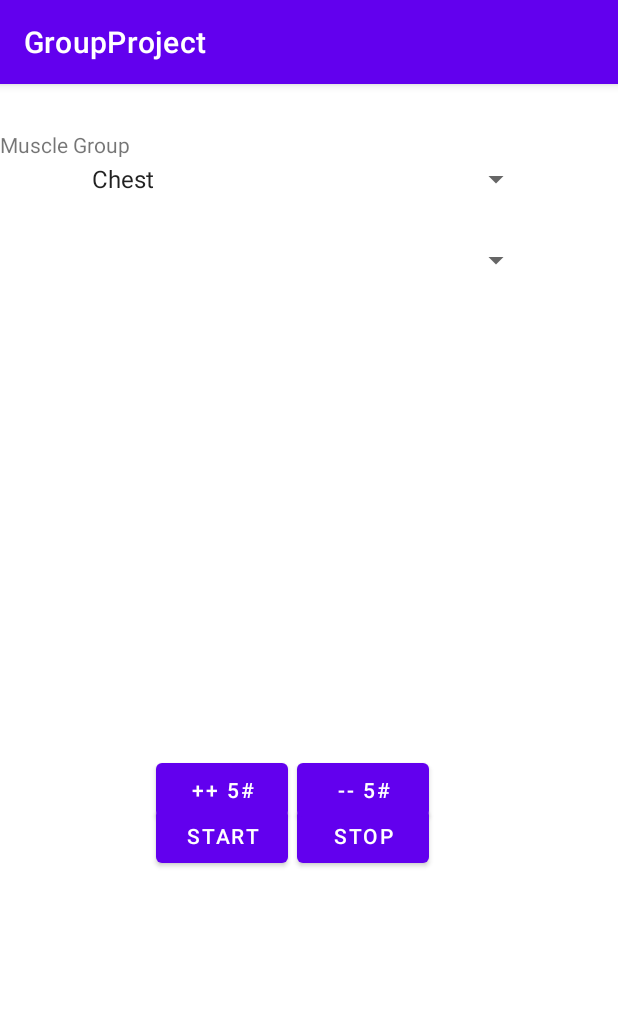
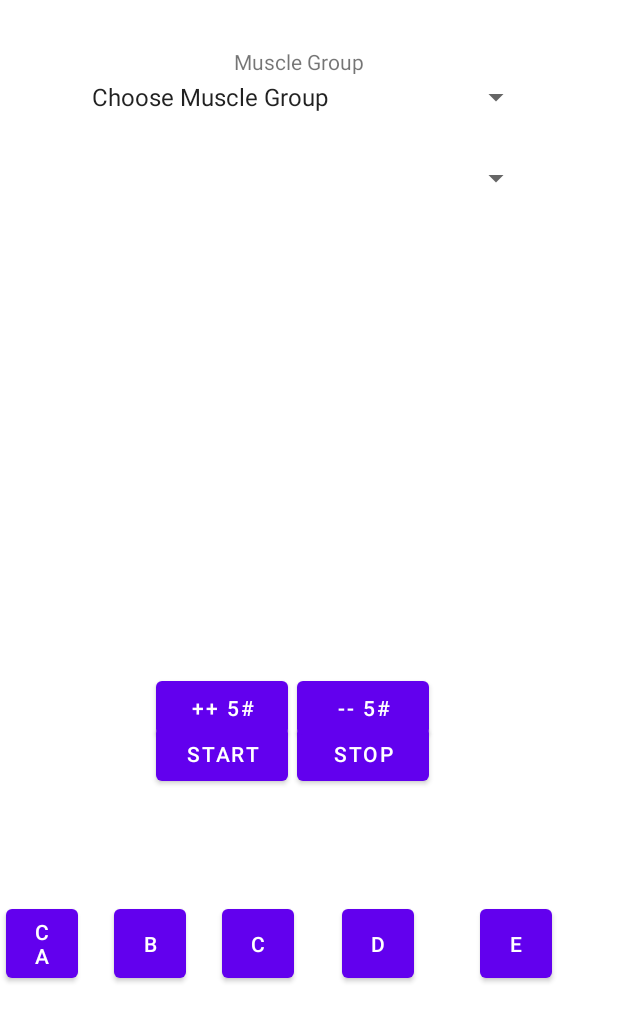
Before and after one commit to ZacMalone16/COP4656-GroupProject, an Android app: the screen it shows after launch (MainActivity), after a tap on "ADD NEW WORKOUT", on a phone screen of 412 x 824 dp. Shown: the top 1022 px of the screen. Run offline under Robolectric (Android 15) with nearby library versions, the phone set to English and light mode, and no system bars.

Commit message:
spinners added

```diff
--- a/app/src/main/java/edu/fsu/cs/groupproject/MainActivity.java
+++ b/app/src/main/java/edu/fsu/cs/groupproject/MainActivity.java
@@ -1,25 +1,61 @@
 package edu.fsu.cs.groupproject;
 
 import androidx.appcompat.app.AppCompatActivity;
+import androidx.fragment.app.FragmentTransaction;
 
+import android.app.Activity;
+import android.app.FragmentManager;
+import android.graphics.Color;
 import android.os.Bundle;
 
 import edu.fsu.cs.groupproject.fragments.CurrentExercise;
 import edu.fsu.cs.groupproject.fragments.FragmentCommunications;
 import edu.fsu.cs.groupproject.fragments.StartPage;
+import edu.fsu.cs.groupproject.graphs.Graph;
 
-public class MainActivity extends AppCompatActivity implements FragmentCommunications {
+public class MainActivity extends AppCompatActivity implements FragmentCommunications
+{
+    static FragmentManager manager;
+    static FragmentTransaction ft;
 
     @Override
-    protected void onCreate(Bundle savedInstanceState) {
+    protected void onCreate(Bundle savedInstanceState)
+    {
         super.onCreate(savedInstanceState);
         setContentView(R.layout.activity_main);
+
+        Bundle extras = getIntent().getExtras();
+        if(extras != null)
+        {
+            String [] values = getIntent().getStringArrayExtra("exercises");
+            for(int i = 0; i < values.length; i++)
+            {
+                System.out.println(values[i]);
+            }
+            CurrentExercise.exercise_array = values;
+            CurrentExercise.muscle_chosen = true;
+            getSupportFragmentManager().beginTransaction()
+                    .replace(R.id.fragmentContainerView2, new CurrentExercise(), "CurrentExercise").commit();
+
+            /*
+            System.out.println("bundle extras != null");
+            String zero = (String) extras.get("0");
+            System.out.println("main bundle_layout = " + zero);
+            //load sets and reps frag
+            if (bundle_layout.equals("0"))
+            {
+
+                System.out.println("bundle worked");
+            }
+             */
+        }
 
         init();
     }
 
     private void init() {
         openStart();
+        getSupportActionBar().hide();
     }
 
     private void openStart() {
@@ -38,11 +74,21 @@ public class MainActivity extends AppCompatActivity implements FragmentCommunica
         // Calendar needs to be implemented, haven't gotten to it yet.
     }
 
+    public static void reload_frag()
+    {
+
+        CurrentExercise frag = new CurrentExercise();
+        //manager = get
+        /*
+        getSupportFragmentManager().beginTransaction()
+                .replace(R.id.fragmentContainerView2, new CurrentExercise(), "CurrentExercise").commit();
+         */
+    }
+
+}
+
 /*    private void openWorkouts() {
         Intent intent = new Intent(this, GraphActivity.class);
         startActivity(intent);
     }
 */
-
-
-}
--- a/app/src/main/java/edu/fsu/cs/groupproject/database/DatabaseHelper.java
+++ b/app/src/main/java/edu/fsu/cs/groupproject/database/DatabaseHelper.java
@@ -45,14 +45,18 @@ public class DatabaseHelper extends SQLiteOpenHelper {
 
         //Exercises and their Muscle Groups are Hard Coded:
         // Will add more as we get sections working together.
+        //1
         values.put(T1_COL1, "Bench Press");
         values.put(T1_COL2, "Chest");
         sqLiteDatabase.insert(TABLE_NAME1, null, values);
+        //2
         values.put(T1_COL1, "Squat");
         values.put(T1_COL2, "Legs");
+        //3
         sqLiteDatabase.insert(TABLE_NAME1, null, values);
         values.put(T1_COL1, "Flye");
         values.put(T1_COL2, "Chest");
+        //4
         sqLiteDatabase.insert(TABLE_NAME1, null, values);
         values.put(T1_COL1, "Dumbbell Curl");
         values.put(T1_COL2, "Biceps");
@@ -99,7 +103,6 @@ public class DatabaseHelper extends SQLiteOpenHelper {
     The "Workout" is added to the workouts table.
     Retrieve the WorkoutID from the workouts table. (It is autoincremented) //This is the weird step
     Until the User is done logging that workout, this workoutID will not change.
-
    Example call for workout:
    //will need a date variable.
     db.insertWorkout(1, "01-01-2021");
@@ -110,7 +113,6 @@ public class DatabaseHelper extends SQLiteOpenHelper {
     Sensor tracks reps - stores to reps variable
     Sensor incremenets hypothetical "set_number" variable
     db.insertSet(workoutid, set_number, reps, weight);
-
     prompt for next weight or finish workout.
      */
     public boolean insertSet(int WorkoutID, int Set, int Reps, int Weight){
--- a/app/src/main/java/edu/fsu/cs/groupproject/fragments/Communications.java
+++ b/app/src/main/java/edu/fsu/cs/groupproject/fragments/Communications.java
@@ -3,7 +3,5 @@ package edu.fsu.cs.groupproject.fragments;
 import android.content.Context;
 
 public interface Communications {
-    // Interface for each fragment view to establish their interface to
-    // allow communications.
     void establishCommunications(Context context);
 }
--- a/app/src/main/java/edu/fsu/cs/groupproject/fragments/CurrentExercise.java
+++ b/app/src/main/java/edu/fsu/cs/groupproject/fragments/CurrentExercise.java
@@ -1,45 +1,176 @@
 package edu.fsu.cs.groupproject.fragments;
 
+import android.content.Intent;
 import android.os.Bundle;
 import android.view.LayoutInflater;
 import android.view.View;
 import android.view.ViewGroup;
+import android.widget.AdapterView;
+import android.widget.ArrayAdapter;
+import android.widget.Spinner;
 
 import androidx.annotation.NonNull;
 import androidx.annotation.Nullable;
 import androidx.fragment.app.Fragment;
+//import android.app.Fragment;
 
+import edu.fsu.cs.groupproject.MainActivity;
 import edu.fsu.cs.groupproject.R;
+import edu.fsu.cs.groupproject.database.DatabaseHelper;
+//import edu.fsu.cs.groupproject.graphs.Exercise;
+import edu.fsu.cs.groupproject.graphs.Exercise;
+import edu.fsu.cs.groupproject.graphs.GraphActivity;
 
-public class CurrentExercise extends Fragment {
+public class CurrentExercise extends Fragment
+{
 
-    public CurrentExercise() {
+    Spinner muscle_spin;
+    Spinner exercise_spin;
+    DatabaseHelper db;
+    Exercise e;
+    int muscle_sel = 0;
+    public static boolean muscle_chosen = false;
+    String [] muscles = {"Chest","Back","Quads", "Hamstrings", "Calves", "Biceps", "Triceps", "Forearms", "Shoulders"};
+    String[] chest_ex = {"Bench Press", "Incline Dumbbell Press", "Cable Flye"};
+    public static String [] exercise_array; // = {"","",""};
+    public CurrentExercise()
+    {
+
     }
 
     @Nullable
     @Override
-    public View onCreateView(@NonNull LayoutInflater inflater, @Nullable ViewGroup container, @Nullable Bundle savedInstanceState) {
-        View view = inflater.inflate(R.layout.current_exercise, container, false);
+    public View onCreateView(@NonNull LayoutInflater inflater, @Nullable ViewGroup container, @Nullable Bundle savedInstanceState)
+    {
+        View view = inflater.inflate(R.layout.current_exercise, container, false);//activity_main
+         db = new DatabaseHelper(getContext());
+
+        muscle_spin = (Spinner) view.findViewById(R.id.addWorkout_muscleSpinner);
+        exercise_spin = (Spinner) view.findViewById(R.id.addWorkout_exercisesSpinner);
+        e = new Exercise();
+
+        muscle_spin.setOnItemSelectedListener(new AdapterView.OnItemSelectedListener()
+        {
+            @Override
+            public void onItemSelected(AdapterView<?> adapterView, View view, int i, long l)
+            {
+                switch (muscle_spin.getSelectedItemPosition())
+                {
+                    case 0:
+                        System.out.println("case 0 ");
+                        break;
+                    case 1:
+                        //Exercise e = new Exercise();
+                        System.out.println("case 1 chest ");
+                        e.muscle = "Chest";
+                        muscle_sel = 1;
+                        exercise_spin.setAdapter(new ArrayAdapter<String>(getContext(), android.R.layout.simple_list_item_1,chest_ex));//exercise_array
+                        exercise_spin.setOnItemSelectedListener(new AdapterView.OnItemSelectedListener()
+                        {
+                            @Override
+                            public void onItemSelected(AdapterView<?> adapterView, View view, int i, long l)
+                            {
+                                switch (exercise_spin.getSelectedItemPosition())
+                                {
+                                    case 0://bench press
+                                        System.out.println("bench press");
+                                        break;
+                                    case 1://Incline Dumbbell Press
+                                        break;
+                                    case 2://cable flye
+                                        break;
+                                    case 3:
+                                        break;
+                                    default:
+                                        System.out.println("deafult case");
+                                        break;
+                                }
+                            }
+
+                            @Override
+                            public void onNothingSelected(AdapterView<?> adapterView)
+                            {
+
+                            }
+                        });
+                        break;
+                    case 2:
+                        e.muscle = "Back";
+                        System.out.println("layout spinner  = " + muscle_spin.getSelectedItemPosition());
+                        break;
+                    case 3:
+                        e.muscle = "Quads";
+                        break;
+                    case 4:
+                        break;
+                    case 5:
+                        break;
+                    case 6:
+                        break;
+                    case 7:
+                        break;
+                    case 8:
+                        break;
+                    default:
+                        System.out.println("layout spinner = " + muscle_spin.getSelectedItemPosition());
+                        break;
+                }
+            }
+
+            @Override
+            public void onNothingSelected(AdapterView<?> adapterView)
+            {
+
+            }
+        });
+
+        if(muscle_chosen)
+        {
+
+        }
+
         setupView(view);
+
         return view;
     }
 
-    private void setupView(View view) {
+    private void setupView(View view)
+    {
+
         setupMuscleSpinner(view);
         setupExerciseSpinner(view);
+
         setupSetsListView(view);
+
         setupTextViews(view);
     }
 
-    private void setupTextViews(View view) {
+    private void setupTextViews(View view)
+    {
+
+
     }
 
-    private void setupSetsListView(View view) {
+    private void setupSetsListView(View view)
+    {
+
+
     }
 
-    private void setupExerciseSpinner(View view) {
+    private void setupExerciseSpinner(View view)
+    {
+
+        //add muscle spinner
+
+
+
+
+
+
     }
 
-    private void setupMuscleSpinner(View view) {
+    private void setupMuscleSpinner(View view)
+    {
+
     }
 }
--- a/app/src/main/java/edu/fsu/cs/groupproject/fragments/FragmentCommunications.java
+++ b/app/src/main/java/edu/fsu/cs/groupproject/fragments/FragmentCommunications.java
@@ -1,5 +1,6 @@
 package edu.fsu.cs.groupproject.fragments;
 
-public interface FragmentCommunications extends StartPage.StartPageCommunications {
+public interface FragmentCommunications extends StartPage.StartPageCommunications
+{
     // Interface used to extend the nested communication interfaces in their respective classes.
 }
--- a/app/src/main/java/edu/fsu/cs/groupproject/fragments/StartPage.java
+++ b/app/src/main/java/edu/fsu/cs/groupproject/fragments/StartPage.java
@@ -8,6 +8,7 @@ import android.view.ViewGroup;
 import android.widget.Button;
 
 import androidx.annotation.NonNull;
+//import android.app.Fragment;
 import androidx.fragment.app.Fragment;
 
 import edu.fsu.cs.groupproject.R;
--- a/app/src/main/java/edu/fsu/cs/groupproject/graphs/Exercise.java
+++ b/app/src/main/java/edu/fsu/cs/groupproject/graphs/Exercise.java
@@ -7,10 +7,15 @@ import java.util.ArrayList;
 public class Exercise
 {
 
-    String name;//bench press
-    String muscle;
-    ArrayList<Point> data = new ArrayList<>();//sets and reps
+    public String name;//bench press
+    public String muscle;
+    public ArrayList<Point> data = new ArrayList<>();//index is set #, each row,col is weight and reps
     //int[][] exercise = new int[][]
+
+    public Exercise()
+    {
+
+    }
 
     Exercise(String m,String n,int[][] array)
     {
--- a/app/src/main/res/layout/activity_main.xml
+++ b/app/src/main/res/layout/activity_main.xml
@@ -19,7 +19,7 @@
         app:layout_constraintTop_toTopOf="parent"
         app:layout_constraintVertical_bias="0.016" />
 
-    <!--<Button
+    <Button
         android:id="@+id/main_ExerciseButtonButton"
         android:layout_width="48dp"
         android:layout_height="58dp"
@@ -67,7 +67,7 @@
         android:layout_marginTop="600dp"
         android:text="CA"
         app:layout_constraintStart_toStartOf="parent"
-        app:layout_constraintTop_toTopOf="parent" />-->
+        app:layout_constraintTop_toTopOf="parent" />
 
     <androidx.constraintlayout.widget.Guideline
         android:id="@+id/guideline2"
--- a/app/src/main/res/layout/current_exercise.xml
+++ b/app/src/main/res/layout/current_exercise.xml
@@ -109,9 +109,12 @@
         app:layout_constraintStart_toStartOf="parent"
         app:layout_constraintTop_toTopOf="parent"
         app:layout_constraintVertical_bias="0.068"
-        android:prompt="@string/addWorkoutMuscleSpinner"
+        android:autofillHints=""
         android:entries="@array/addWorkoutMuscleEntries"
         tools:ignore="SpeakableTextPresentCheck" />
+    <!--
+    android:prompt="@string/addWorkoutMuscleSpinner"
+    -->
 
     <Spinner
         android:id="@+id/addWorkout_exercisesSpinner"
@@ -133,10 +136,8 @@
         android:text="Muscle Group"
         app:layout_constraintBottom_toBottomOf="@+id/addWorkout_muscleSpinner"
         app:layout_constraintEnd_toEndOf="parent"
-        app:layout_constraintHorizontal_bias="0.0"
         app:layout_constraintStart_toStartOf="parent"
-        app:layout_constraintTop_toTopOf="parent"
-        app:layout_constraintVertical_bias="0.0" />
+        app:layout_constraintTop_toTopOf="parent" />
 
 
 </androidx.constraintlayout.widget.ConstraintLayout>
--- a/app/src/main/res/values/strings.xml
+++ b/app/src/main/res/values/strings.xml
@@ -11,8 +11,17 @@
     <string name="addWorkoutMuscleSpinner">Select a muscle group</string>
 
     <string-array name="addWorkoutMuscleEntries">
+        <item>Choose Muscle Group</item>
         <item>Chest</item>
-        <item>Buttox</item>
+        <item>Back</item>
+        <item>Quads</item>
+        <item>Hamstrings</item>
+        <item>Calves</item>
+        <item>Biceps</item>
+        <item>Triceps</item>
+        <item>Forearms</item>
+        <item>Shoulders</item>
+
     </string-array>
 
 
```
Also changed, not shown: app/src/main/java/edu/fsu/cs/groupproject/graphs/ChooseFrag.java (+0 -30 lines).
